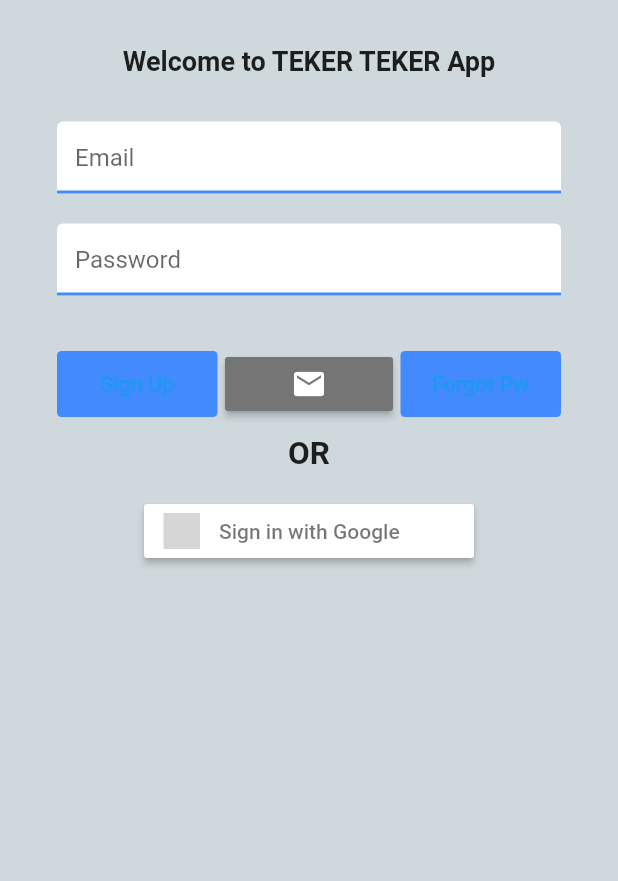
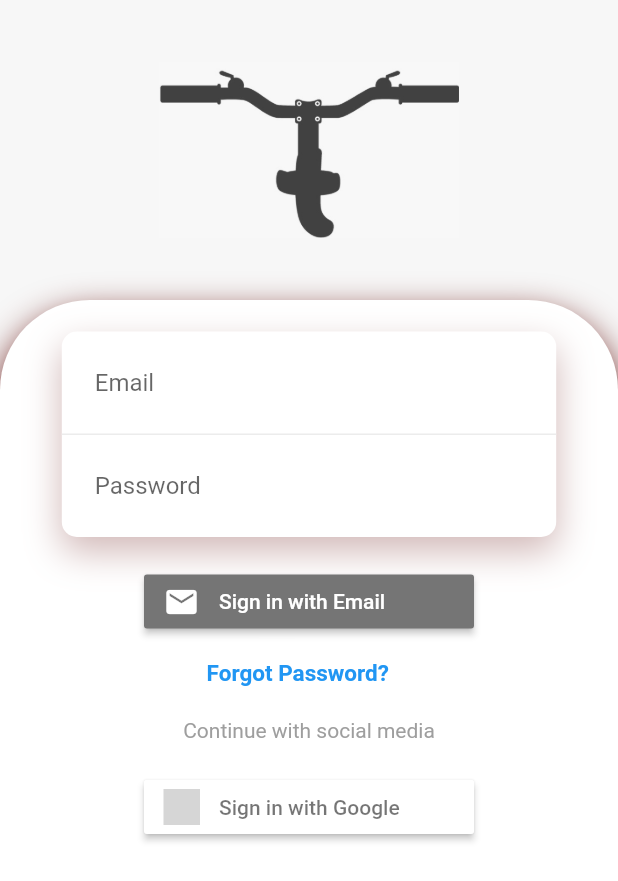
Before and after one commit to Surduremeyenler/TekerTeker, a Flutter app: the SignInPage screen opened directly, on a phone screen of 412 x 824 dp. Shown: the top 881 px of the screen. Run offline on Flutter 3.47's test engine with Material 2 defaults, Android fonts, the light colour scheme and no system bars; our stand-ins replace bloc, cloud_firestore, firebase_auth, firebase_core, flashy_tab_bar2, flutter_bloc and 8 more; missing offline and left inert: flow_builder; accounts and stored records are empty; grey boxes are pictures that could not be loaded.

Commit message:
chore&fix: update ui and fix map service bug

```diff
--- a/lib/domain/auth_models/auth_text_field.dart
+++ b/lib/domain/auth_models/auth_text_field.dart
@@ -22,10 +22,6 @@ class AuthTextField extends StatelessWidget {
 
   @override
   Widget build(BuildContext context) {
-    UnderlineInputBorder border = const UnderlineInputBorder(
-        borderSide: BorderSide(color: Colors.blueAccent, width: 2));
-    UnderlineInputBorder errorBorder = const UnderlineInputBorder(
-        borderSide: BorderSide(color: Colors.redAccent, width: 2));
     return Padding(
       padding: padding,
       child: TextFormField(
@@ -35,11 +31,7 @@ class AuthTextField extends StatelessWidget {
           contentPadding: const EdgeInsets.symmetric(horizontal: 12),
           filled: true,
           hintText: isRequiredField ? '$hint*' : hint,
-          border: border,
-          disabledBorder: border,
-          enabledBorder: border,
-          errorBorder: errorBorder,
-          focusedErrorBorder: errorBorder,
+          border: InputBorder.none,
           errorText: error,
           floatingLabelBehavior: FloatingLabelBehavior.never,
         ),
--- a/lib/infrastructure/map_service/map_service.dart
+++ b/lib/infrastructure/map_service/map_service.dart
@@ -9,8 +9,8 @@ class MapService {
     var data = await firestore.collection('bicycles').doc('points').get();
     var markerLocations = <LatLng>[];
     for (var markers in data['markers']) {
-      var lat = double.parse(markers[0]['lat']);
-      var long = double.parse(markers[0]['long']);
+      var lat = double.parse(markers['lat']);
+      var long = double.parse(markers['long']);
       var latLng = LatLng(lat, long);
 
       markerLocations.add(latLng);
@@ -32,7 +32,7 @@ class MapService {
       final marker = Marker(
         markerId: MarkerId(location.toString()),
         position: LatLng(location.latitude, location.longitude),
-        icon: icon,
+        icon: BitmapDescriptor.defaultMarker,
       );
 
       markers.add(marker);
--- a/lib/presentation/constants/constants.dart
+++ b/lib/presentation/constants/constants.dart
@@ -7,3 +7,5 @@ const String bottomNavBar3 = 'Profile';
 const CameraPosition initialCameraPosition = CameraPosition(target: LatLng(0, 0));
 
 const String mapfailText = 'Bulunduğun bölgede bisiklet bulamadık :(';
+
+const defaultPadding = 16.0;
--- a/lib/presentation/forms/login_form.dart
+++ b/lib/presentation/forms/login_form.dart
@@ -1,15 +1,21 @@
 import 'package:flutter/material.dart';
 import 'package:flutter_bloc/flutter_bloc.dart';
 import 'package:formz/formz.dart';
+
 import 'package:teker_teker/application/login/login_cubit.dart';
+import 'package:teker_teker/presentation/constants/constants.dart';
 import 'package:teker_teker/presentation/widgets/login_page_widgets/sign_in_page_widgets.dart';
 
 class LoginForm extends StatelessWidget {
-  const LoginForm({Key? key}) : super(key: key);
-
+  LoginForm({
+    Key? key,
+    required this.formKey,
+  }) : super(key: key);
+  final GlobalKey formKey;
   @override
   Widget build(BuildContext context) {
     return BlocProvider(
+      lazy: false,
       create: (context) => LoginCubit(),
       child: BlocConsumer<LoginCubit, LoginState>(
           listenWhen: (p, c) => p.status != c.status,
@@ -21,45 +27,20 @@ class LoginForm extends StatelessWidget {
               ScaffoldMessenger.of(context).showSnackBar(SnackBarWhenSuccess());
             }
           },
-          builder: (context, state) => Stack(
+          builder: (context, state) {
+            return Form(
+              key: formKey,
+              child: Column(
+                crossAxisAlignment: CrossAxisAlignment.start,
                 children: [
-                  Positioned.fill(
-                    child: SingleChildScrollView(
-                      padding: const EdgeInsets.fromLTRB(38.0, 0, 38.0, 8.0),
-                      child: Column(
-                        crossAxisAlignment: CrossAxisAlignment.stretch,
-                        mainAxisAlignment: MainAxisAlignment.start,
-                        children: [
-                          LoginText(),
-                          EmailInputField(),
-                          PasswordInputField(),
-                          Row(
-                            children: [
-                              Expanded(child: SignUpButton(context)),
-                              Expanded(child: Login()),
-                              Expanded(child: ForgotPassword())
-                            ],
-                          ),
-                          Column(
-                            children: [
-                              SeperatedText(),
-                              SignInWithGoogle(),
-                            ],
-                          )
-                        ],
-                      ),
-                    ),
-                  ),
-                  state.status.isSubmissionInProgress
-                      ? const Positioned(
-                          child: Align(
-                            alignment: Alignment.center,
-                            child: CircularProgressIndicator(),
-                          ),
-                        )
-                      : Container(),
+                  const SizedBox(height: defaultPadding),
+                  EmailInputField(),
+                  PasswordInputField(),
+                  const SizedBox(height: defaultPadding),
                 ],
-              )),
+              ),
+            );
+          }),
     );
   }
 }
--- a/lib/presentation/pages/home_page/profile_page.dart
+++ b/lib/presentation/pages/home_page/profile_page.dart
@@ -1,4 +1,6 @@
 import 'package:flutter/material.dart';
+import 'package:flutter_bloc/flutter_bloc.dart';
+import 'package:teker_teker/application/login/login_cubit.dart';
 
 import 'package:teker_teker/presentation/widgets/profile_page_widgets/profile_page_body.dart';
 import 'package:teker_teker/presentation/widgets/profile_page_widgets/profile_page_widgets.dart';
@@ -9,7 +11,9 @@ class ProfilePage extends StatelessWidget {
   @override
   Widget build(BuildContext context) {
     return SafeArea(
-      child: Scaffold(
+      child: BlocBuilder<LoginCubit, LoginState>(
+        builder: (context, state) {
+          return Scaffold(
             backgroundColor: Colors.teal[100],
             appBar: PreferredSize(
                 preferredSize:
@@ -18,6 +22,8 @@ class ProfilePage extends StatelessWidget {
                   context,
                 )),
             body: ProfilePageBody(),
+          );
+        },
       ),
     );
   }
--- /dev/null
+++ b/lib/presentation/pages/login_page/fade_animation.dart
@@ -0,0 +1,23 @@
+import 'package:flutter/material.dart';
+
+import 'package:simple_animations/stateless_animation/custom_animation.dart';
+
+class FadeAnimation extends StatelessWidget {
+  final double delay;
+  final Widget child;
+
+  FadeAnimation(this.delay, this.child);
+
+  @override
+  Widget build(BuildContext context) {
+    return CustomAnimation(
+      delay: Duration(milliseconds: (500 * delay).round()),
+      tween: ColorTween(begin: Colors.red, end: Colors.blue),
+      child: child,
+      builder: (context, child, animation) => Opacity(
+        opacity: 1,
+        child: Transform.translate(offset: Offset(0, 6), child: child),
+      ),
+    );
+  }
+}
--- a/lib/presentation/pages/login_page/sign_in_page.dart
+++ b/lib/presentation/pages/login_page/sign_in_page.dart
@@ -1,7 +1,7 @@
 import 'package:flutter/material.dart';
 import 'package:flutter_bloc/flutter_bloc.dart';
 import 'package:teker_teker/application/login/login_cubit.dart';
-import 'package:teker_teker/presentation/forms/login_form.dart';
+import 'package:teker_teker/presentation/widgets/login_page_widgets/sign_in_page_body.dart';
 
 class SignInPage extends StatelessWidget {
   const SignInPage({Key? key}) : super(key: key);
@@ -13,7 +13,7 @@ class SignInPage extends StatelessWidget {
       backgroundColor: Colors.blueGrey[100],
       body: BlocProvider(
         create: (_) => LoginCubit(),
-        child: const LoginForm(),
+        child: SignInPageBody(),
       ),
     );
   }
--- /dev/null
+++ b/lib/presentation/widgets/login_page_widgets/sign_in_page_body.dart
@@ -0,0 +1,105 @@
+import 'package:flutter/material.dart';
+
+import 'package:teker_teker/presentation/pages/login_page/fade_animation.dart';
+import 'package:teker_teker/presentation/widgets/login_page_widgets/sign_in_page_widgets.dart';
+
+class SignInPageBody extends StatelessWidget {
+  const SignInPageBody({Key? key}) : super(key: key);
+
+  @override
+  Widget build(BuildContext context) {
+    return SafeArea(
+      child: Scaffold(
+        body: Container(
+          width: MediaQuery.of(context).size.width,
+          height: MediaQuery.of(context).size.height,
+          decoration: BoxDecoration(color: Color.fromRGBO(247, 247, 247, 1)),
+          child: Column(
+            crossAxisAlignment: CrossAxisAlignment.center,
+            children: [
+              SizedBox(
+                width: 200,
+                height: 200,
+                child: Image.asset('assets/tekerteker_login.jpeg'),
+              ),
+              Expanded(
+                child: Container(
+                  width: MediaQuery.of(context).size.width,
+                  decoration: BoxDecoration(
+                      color: Colors.white,
+                      boxShadow: [
+                        BoxShadow(
+                            color: Color.fromARGB(255, 92, 3, 0),
+                            blurRadius: 20,
+                            offset: Offset(0, 10))
+                      ],
+                      borderRadius: BorderRadius.only(
+                          topLeft: Radius.circular(60),
+                          topRight: Radius.circular(60))),
+                  child: SingleChildScrollView(
+                    child: Column(
+                      children: [
+                        Padding(
+                          padding: const EdgeInsets.only(top: 15.0),
+                          child: FadeAnimation(
+                              1.4,
+                              Container(
+                                decoration: BoxDecoration(
+                                    color: Colors.white,
+                                    borderRadius: BorderRadius.circular(10),
+                                    boxShadow: [
+                                      BoxShadow(
+                                          color: Color.fromARGB(71, 92, 3, 0),
+                                          blurRadius: 20,
+                                          offset: Offset(0, 10))
+                                    ]),
+                                child: SizedBox(
+                                  width:
+                                      MediaQuery.of(context).size.width / 1.25,
+                                  child: Column(
+                                    children: [
+                                      Container(
+                                        padding: EdgeInsets.all(10),
+                                        decoration: BoxDecoration(
+                                            border: Border(
+                                                bottom: BorderSide(
+                                                    color: Color.fromARGB(
+                                                        255, 236, 236, 236)))),
+                                        child: EmailInputField(),
+                                      ),
+                                      Container(
+                                          padding: EdgeInsets.all(10),
+                                          decoration: BoxDecoration(),
+                                          child: PasswordInputField()),
+                                    ],
+                                  ),
+                                ),
+                              )),
+                        ),
+                        SizedBox(
+                          height: 10,
+                        ),
+                        Login(),
+                        ForgotPassword(),
+                        FadeAnimation(
+                            1.7,
+                            Text(
+                              "Continue with social media",
+                              style: TextStyle(color: Colors.grey),
+                            )),
+                        SizedBox(
+                          height: 20,
+                        ),
+                        SignInWithGoogle(),
+                      ],
+                    ),
+                  ),
+                ),
+              )
+            ],
+          ),
+        ),
+      ),
+    );
+  }
+}
--- a/lib/presentation/widgets/login_page_widgets/sign_in_page_widgets.dart
+++ b/lib/presentation/widgets/login_page_widgets/sign_in_page_widgets.dart
@@ -48,7 +48,6 @@ Widget PasswordInputField() {
     buildWhen: (previous, current) => previous.password != current.password,
     builder: (context, state) {
       return AuthTextField(
-        padding: const EdgeInsets.symmetric(vertical: 20),
         hint: 'Password',
         isPasswordField: true,
         keyboardType: TextInputType.text,
@@ -66,7 +65,7 @@ Widget Login() {
       return Padding(
           padding: const EdgeInsets.only(top: 15),
           child: SignInButton(Buttons.Email,
-              mini: true,
+              mini: false,
               onPressed: () =>
                   context.read<LoginCubit>().logInWithCredentials()));
     },
@@ -101,21 +100,16 @@ Widget ForgotPassword() {
   return BlocBuilder<LoginCubit, LoginState>(
     builder: (context, state) {
       return Padding(
-        padding: const EdgeInsets.only(top: 15, left: 5),
-        child: CupertinoButton(
-            padding: EdgeInsets.zero,
-            borderRadius: BorderRadius.circular(3),
-            child: Container(
-              margin: const EdgeInsets.all(3),
-              child: const Text(
-                'Forgot Pw',
-                style: TextStyle(fontSize: 15, fontWeight: FontWeight.w600),
-              ),
-            ),
-            color: Colors.blueAccent,
-            onPressed: () {
-              context.read<LoginCubit>().resetPassword();
-            }),
+        padding: const EdgeInsets.only(right: 15),
+        child: TextButton(
+          onPressed: () {
+            context.read<LoginCubit>().resetPassword();
+          },
+          child: const Text(
+            'Forgot Password?',
+            style: TextStyle(fontSize: 15, fontWeight: FontWeight.w600),
+          ),
+        ),
       );
     },
   );
--- a/lib/presentation/widgets/profile_page_widgets/profile_page_widgets.dart
+++ b/lib/presentation/widgets/profile_page_widgets/profile_page_widgets.dart
@@ -19,7 +19,7 @@ Widget ProfilePageAppBar(BuildContext context) {
 Future<dynamic> showMyDialog(BuildContext context) {
   return showDialog(
       context: context,
-      builder: (context) {
+      builder: (_) {
         return AlertDialog(
           title: Text('Do you really want to quit?'),
           actions: <Widget>[
```
Also changed, not shown: pubspec.yaml (+3 -4 lines), assets/tekerteker_login.jpeg (added), pubspec.lock. Lines whose indentation alone changed are shown as unchanged.
